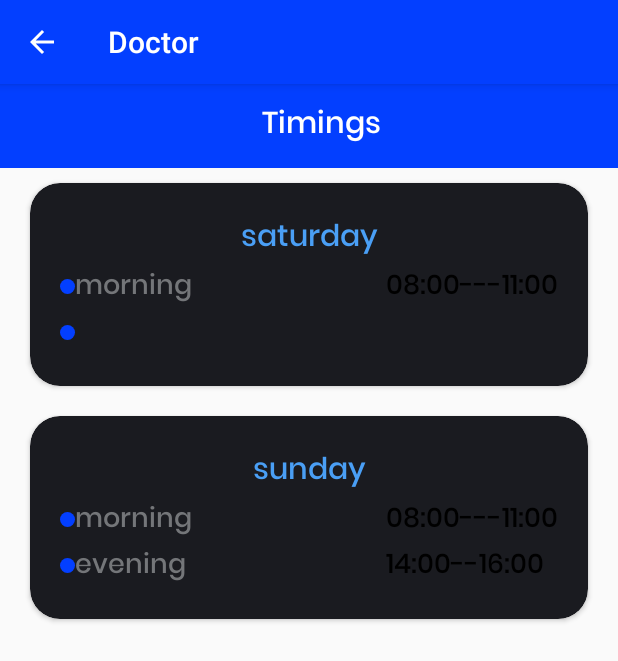
After one commit to Meriem453/ResiMob, an Android app: the DoctorDetails screen opened directly, with no data from a screen before it, on a phone screen of 412 x 824 dp. The commit adds this screen. Shown: the top 661 px of the screen. Run offline under Robolectric (Android 15) with nearby library versions, the phone set to English and light mode, and no system bars.

Commit message:
Doctorr details

```diff
--- a/app/src/main/AndroidManifest.xml
+++ b/app/src/main/AndroidManifest.xml
@@ -13,13 +13,17 @@
         tools:replace="allowBackup, label"
         tools:targetApi="31">
         <activity
-            android:name=".RestaurantDetails"
+            android:name=".DoctorDetails"
             android:exported="false"
             android:parentActivityName=".HomeUserActivity"
             />
         <activity
+            android:name=".RestaurantDetails"
+            android:exported="false"
+            android:parentActivityName=".HomeUserActivity" />
+        <activity
             android:name=".HomeUserActivity"
-            android:exported="true"></activity>
+            android:exported="true" />
         <activity
             android:name=".AddUserActivity"
             android:exported="true" />
--- /dev/null
+++ b/app/src/main/java/com/example/residence_app/DoctorDetails.kt
@@ -0,0 +1,26 @@
+package com.example.residence_app
+
+import androidx.appcompat.app.AppCompatActivity
+import android.os.Bundle
+import androidx.recyclerview.widget.LinearLayoutManager
+import androidx.recyclerview.widget.RecyclerView
+import com.example.residence_app.adapters.DoctorTimingAdapter
+import com.example.residence_app.databinding.ActivityDoctorDetailsBinding
+
+class DoctorDetails : AppCompatActivity() {
+    private lateinit var binding:ActivityDoctorDetailsBinding
+    override fun onCreate(savedInstanceState: Bundle?) {
+        super.onCreate(savedInstanceState)
+        setContentView(R.layout.activity_doctor_details)
+        binding = ActivityDoctorDetailsBinding.inflate(layoutInflater)
+        setContentView(binding.root)
+        supportActionBar?.title=resources.getString(R.string.doctor)
+        supportActionBar?.setBackgroundDrawable(resources.getDrawable(R.color.blue_botton))
+
+        val adapter=DoctorTimingAdapter(baseContext)
+        adapter.getData()
+        binding.doctorRec.adapter=adapter
+        binding.doctorRec.layoutManager=LinearLayoutManager(baseContext,RecyclerView.VERTICAL,false)
+
+    }
+}
--- a/app/src/main/java/com/example/residence_app/HomeUserActivity.kt
+++ b/app/src/main/java/com/example/residence_app/HomeUserActivity.kt
@@ -47,6 +47,10 @@ binding.restaurant.setOnClickListener {
     startActivity(intent)
 
 }
+        binding.doctor.setOnClickListener {
+            val intent=Intent(baseContext,DoctorDetails::class.java)
+            startActivity(intent)
+        }
 
         var documentReference : DocumentReference
         val uid = FirebaseAuth.getInstance().currentUser!!.uid
--- /dev/null
+++ b/app/src/main/java/com/example/residence_app/adapters/DoctorTimingAdapter.kt
@@ -0,0 +1,48 @@
+package com.example.residence_app.adapters
+
+import android.content.Context
+import android.view.LayoutInflater
+import android.view.View
+import android.view.ViewGroup
+import android.widget.TextView
+import androidx.recyclerview.widget.RecyclerView
+import androidx.recyclerview.widget.RecyclerView.ViewHolder
+import com.example.residence_app.R
+import com.example.residence_app.data.TimingCardData
+
+class DoctorTimingAdapter(var c:Context): RecyclerView.Adapter<DoctorTimingAdapter.TimingVH>() {
+    private var data=ArrayList<TimingCardData>()
+    inner class TimingVH(itemView: View): ViewHolder(itemView){
+        val title = itemView.findViewById<TextView>(R.id.restaurant_timing_card_title)
+        val label1=itemView.findViewById<TextView>(R.id.restaurant_timing_card_1label)
+        val label2=itemView.findViewById<TextView>(R.id.restaurant_timing_card_2label)
+        val timing1 = itemView.findViewById<TextView>(R.id.restaurant_timing_card_1timing)
+        val timing2 = itemView.findViewById<TextView>(R.id.restaurant_timing_card_2timing)
+    }
+
+    override fun onCreateViewHolder(parent: ViewGroup, viewType: Int): TimingVH {
+        val itemView=LayoutInflater.from(c).inflate(R.layout.restaurant_timing_card,parent,false)
+        return TimingVH(itemView)
+    }
+
+    override fun getItemCount(): Int {
+       return data.size
+    }
+
+    override fun onBindViewHolder(holder: TimingVH, position: Int) {
+        with(holder){
+            title.text=data.get(position).title
+            label1.text=data.get(position).label1
+            label2.text=data.get(position).label2
+            timing1.text=data.get(position).timing1
+            timing2.text=data.get(position).timing2
+        }
+    }
+
+    fun getData(){
+        data.add(TimingCardData("saturday","morning","","08:00---11:00",""))
+        data.add(TimingCardData("sunday","morning","evening","08:00---11:00","14:00--16:00"))
+
+
+        notifyDataSetChanged() }
+}
--- a/app/src/main/java/com/example/residence_app/adapters/RestaurantTimingAdapter.kt
+++ b/app/src/main/java/com/example/residence_app/adapters/RestaurantTimingAdapter.kt
@@ -1,7 +1,6 @@
 package com.example.residence_app.adapters
 
 import android.content.Context
-import android.util.Log
 import android.view.LayoutInflater
 import android.view.View
 import android.view.ViewGroup
@@ -9,17 +8,12 @@ import android.widget.TextView
 import androidx.recyclerview.widget.RecyclerView
 import androidx.recyclerview.widget.RecyclerView.ViewHolder
 import com.example.residence_app.R
-import com.example.residence_app.data.ResteurantTimingCardData
-import com.google.firebase.firestore.DocumentChange
+import com.example.residence_app.data.TimingCardData
 import com.google.firebase.firestore.DocumentReference
-import com.google.firebase.firestore.EventListener
 import com.google.firebase.firestore.FirebaseFirestore
-import com.google.firebase.firestore.FirebaseFirestoreException
-import com.google.firebase.firestore.QuerySnapshot
-import org.w3c.dom.DocumentType
 
 class RestaurantTimingAdapter(var c:Context): RecyclerView.Adapter<RestaurantTimingAdapter.TimingVH>() {
-    private var data=ArrayList<ResteurantTimingCardData>()
+    private var data=ArrayList<TimingCardData>()
     private lateinit var db : FirebaseFirestore
 
     inner class TimingVH(itemView: View) : ViewHolder(itemView){
@@ -62,7 +56,7 @@ return data.size
             var label2 = it.result!!.data?.getValue("label2").toString().trim()
             var timing1 = it.result!!.data?.getValue("timing1").toString().trim()
             var timing2 = it.result!!.data?.getValue("timing2").toString().trim()
-            data.add(ResteurantTimingCardData(title,label1,label2,timing1,timing2))
+            data.add(TimingCardData(title,label1,label2,timing1,timing2))
             notifyDataSetChanged()
 
             dr2.get().addOnCompleteListener() {
@@ -71,7 +65,7 @@ return data.size
                 var label2 = it.result!!.data?.getValue("label2").toString().trim()
                 var timing1 = it.result!!.data?.getValue("timing1").toString().trim()
                 var timing2 = it.result!!.data?.getValue("timing2").toString().trim()
-                data.add(ResteurantTimingCardData(title,label1,label2,timing1,timing2))
+                data.add(TimingCardData(title,label1,label2,timing1,timing2))
                 notifyDataSetChanged()
 
                 dr3.get().addOnCompleteListener() {
@@ -80,7 +74,7 @@ return data.size
                     var label2 = it.result!!.data?.getValue("label2").toString().trim()
                     var timing1 = it.result!!.data?.getValue("timing1").toString().trim()
                     var timing2 = it.result!!.data?.getValue("timing2").toString().trim()
-                    data.add(ResteurantTimingCardData(title,label1,label2,timing1,timing2))
+                    data.add(TimingCardData(title,label1,label2,timing1,timing2))
                     notifyDataSetChanged()
                 }
             }
--- a/app/src/main/java/com/example/residence_app/data/ResteurantTimingCardData.kt
+++ b/app/src/main/java/com/example/residence_app/data/TimingCardData.kt
@@ -1,6 +1,6 @@
 package com.example.residence_app.data
 
-data class ResteurantTimingCardData (
+data class TimingCardData (
     val title:String,
     val label1:String,
     val label2:String,
--- /dev/null
+++ b/app/src/main/res/layout/activity_doctor_details.xml
@@ -0,0 +1,35 @@
+<?xml version="1.0" encoding="utf-8"?>
+<LinearLayout xmlns:android="http://schemas.android.com/apk/res/android"
+    xmlns:app="http://schemas.android.com/apk/res-auto"
+    xmlns:tools="http://schemas.android.com/tools"
+    android:layout_width="match_parent"
+    android:layout_height="match_parent"
+    tools:context=".DoctorDetails"
+    android:orientation="vertical"
+    >
+
+    <androidx.appcompat.widget.Toolbar
+        android:layout_width="match_parent"
+        android:layout_height="wrap_content"
+        android:background="@color/blue_botton"
+
+        >
+
+        <TextView
+            android:layout_width="match_parent"
+            android:layout_height="wrap_content"
+            android:fontFamily="@font/poppins_medium"
+            android:gravity="center"
+            android:text="@string/timings"
+            android:textColor="@color/white"
+            android:textSize="20sp" />
+    </androidx.appcompat.widget.Toolbar>
+
+    <androidx.recyclerview.widget.RecyclerView
+        android:id="@+id/doctor_rec"
+        android:layout_width="match_parent"
+        android:layout_height="wrap_content"
+        android:layout_weight="1"
+        tools:listitem="@layout/restaurant_timing_card" />
+
+</LinearLayout>
--- a/app/src/main/res/layout/activity_home_user.xml
+++ b/app/src/main/res/layout/activity_home_user.xml
@@ -142,6 +142,7 @@
         </androidx.cardview.widget.CardView>
 
         <androidx.cardview.widget.CardView
+            android:id="@+id/doctor"
             android:layout_width="0dp"
             android:layout_height="0dp"
             android:layout_margin="10dp"
--- a/app/src/main/res/values-night/themes.xml
+++ b/app/src/main/res/values-night/themes.xml
@@ -1,6 +1,6 @@
 <resources xmlns:tools="http://schemas.android.com/tools">
     <!-- Base application theme. -->
-    <style name="Theme.Residence_App" parent="Theme.AppCompat.Light.NoActionBar">
+    <style name="Theme.Residence_App" parent="Theme.AppCompat.Light.DarkActionBar">
         <!-- Primary brand color. -->
         <item name="colorPrimary">@color/purple_200</item>
         <item name="colorPrimaryDark">@color/purple_700</item>
--- a/app/src/main/res/values/strings.xml
+++ b/app/src/main/res/values/strings.xml
@@ -17,7 +17,7 @@
     <string name="bathroom">Bathroom</string>
     <string name="feedback">Feedback</string>
     <string name="problem">Problem</string>
-   <string name="timings">Timings</string>
+    <string name="timings">Timings</string>
     <string name="programme">Programme</string>
     <string name="hello_blank_fragment">Hello blank fragment</string>
 
```
